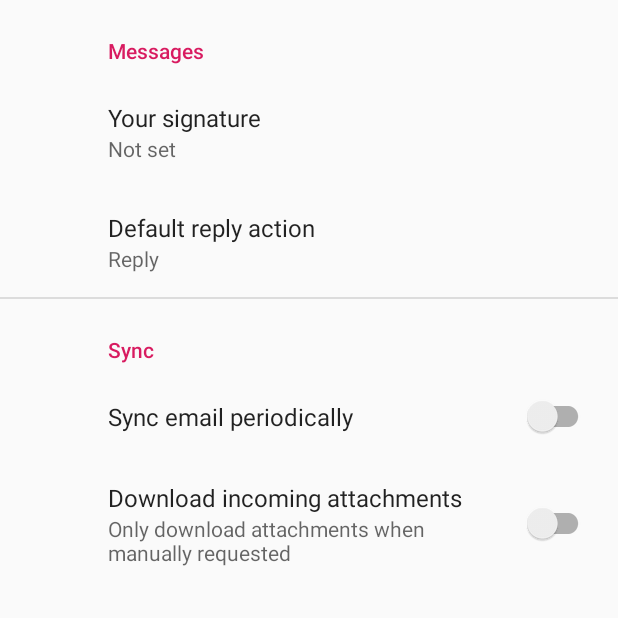
After one commit to jacob-lcs/awesome-curriculum-android, an Android app: the SettingsActivity screen opened directly, with no data from a screen before it, on a phone screen of 412 x 824 dp, the top half of it. The commit adds this screen. Run offline under Robolectric (Android 15) with nearby library versions, the phone set to English and light mode, and no system bars; our stand-ins replace androidx.preference.

Commit message:
:ok_hand: 暂存代码，下个版本去除tabbar

```diff
--- /dev/null
+++ b/app/src/main/java/com/example/awesomecurriculum/SettingsActivity.java
@@ -0,0 +1,31 @@
+package com.example.awesomecurriculum;
+
+import android.os.Bundle;
+
+import androidx.appcompat.app.ActionBar;
+import androidx.appcompat.app.AppCompatActivity;
+import androidx.preference.PreferenceFragmentCompat;
+
+public class SettingsActivity extends AppCompatActivity {
+
+    @Override
+    protected void onCreate(Bundle savedInstanceState) {
+        super.onCreate(savedInstanceState);
+        setContentView(R.layout.settings_activity);
+        getSupportFragmentManager()
+                .beginTransaction()
+                .replace(R.id.settings, new SettingsFragment())
+                .commit();
+        ActionBar actionBar = getSupportActionBar();
+        if (actionBar != null) {
+            actionBar.setDisplayHomeAsUpEnabled(true);
+        }
+    }
+
+    public static class SettingsFragment extends PreferenceFragmentCompat {
+        @Override
+        public void onCreatePreferences(Bundle savedInstanceState, String rootKey) {
+            setPreferencesFromResource(R.xml.root_preferences, rootKey);
+        }
+    }
+}
--- a/app/src/main/java/com/example/awesomecurriculum/ui/chat/ChatViewModel.java
+++ b/app/src/main/java/com/example/awesomecurriculum/ui/chat/ChatViewModel.java
@@ -10,7 +10,6 @@ public class ChatViewModel extends ViewModel {
 
     public ChatViewModel() {
         mText = new MutableLiveData<>();
-        mText.setValue("This is dashboard fragment");
     }
 
     public LiveData<String> getText() {
--- a/app/src/main/java/com/example/awesomecurriculum/ui/schedule/ScheduleViewModel.java
+++ b/app/src/main/java/com/example/awesomecurriculum/ui/schedule/ScheduleViewModel.java
@@ -12,7 +12,6 @@ public class ScheduleViewModel extends ViewModel {
 
     public ScheduleViewModel() {
         mText = new MutableLiveData<>();
-        mText.setValue("This is home fragment");
     }
 
     public LiveData<String> getText() {
--- /dev/null
+++ b/app/src/main/res/layout/settings_activity.xml
@@ -0,0 +1,9 @@
+<LinearLayout xmlns:android="http://schemas.android.com/apk/res/android"
+    android:layout_width="match_parent"
+    android:layout_height="match_parent">
+
+    <FrameLayout
+        android:id="@+id/settings"
+        android:layout_width="match_parent"
+        android:layout_height="match_parent" />
+</LinearLayout>
--- /dev/null
+++ b/app/src/main/res/values/arrays.xml
@@ -0,0 +1,12 @@
+<resources>
+    <!-- Reply Preference -->
+    <string-array name="reply_entries">
+        <item>Reply</item>
+        <item>Reply to all</item>
+    </string-array>
+
+    <string-array name="reply_values">
+        <item>reply</item>
+        <item>reply_all</item>
+    </string-array>
+</resources>
--- a/app/src/main/res/values/strings.xml
+++ b/app/src/main/res/values/strings.xml
@@ -11,4 +11,20 @@
     <string name="invalid_username">Not a valid username</string>
     <string name="invalid_password">Password must be >5 characters</string>
     <string name="login_failed">"Login failed"</string>
+    <string name="title_activity_settings">Settings</string>
+
+    <!-- Preference Titles -->
+    <string name="messages_header">Messages</string>
+    <string name="sync_header">Sync</string>
+
+    <!-- Messages Preferences -->
+    <string name="signature_title">Your signature</string>
+    <string name="reply_title">Default reply action</string>
+
+    <!-- Sync Preferences -->
+    <string name="sync_title">Sync email periodically</string>
+    <string name="attachment_title">Download incoming attachments</string>
+    <string name="attachment_summary_on">Automatically download attachments for incoming emails
+    </string>
+    <string name="attachment_summary_off">Only download attachments when manually requested</string>
 </resources>
--- a/app/src/main/res/values/styles.xml
+++ b/app/src/main/res/values/styles.xml
@@ -1,11 +1,12 @@
 <resources>
 
     <!-- Base application theme. -->
-    <style name="AppTheme" parent="Theme.AppCompat.Light.DarkActionBar">
-        <!-- Customize your theme here. -->
-        <item name="colorPrimary">@color/colorPrimary</item>
-        <item name="colorPrimaryDark">@color/colorPrimaryDark</item>
+    <style name="AppTheme" parent="Theme.AppCompat.Light.NoActionBar">
+        <item name="colorPrimary">@color/colorTransparent</item>
+        <item name="colorPrimaryDark">#FFFFFF</item>
         <item name="colorAccent">@color/colorAccent</item>
+        <item name="android:statusBarColor">@android:color/background_dark</item>
+        <item name="android:windowContentOverlay">@null</item>
     </style>
 
 </resources>
--- /dev/null
+++ b/app/src/main/res/xml/root_preferences.xml
@@ -0,0 +1,35 @@
+<PreferenceScreen xmlns:app="http://schemas.android.com/apk/res-auto">
+
+    <PreferenceCategory app:title="@string/messages_header">
+
+        <EditTextPreference
+            app:key="signature"
+            app:title="@string/signature_title"
+            app:useSimpleSummaryProvider="true" />
+
+        <ListPreference
+            app:defaultValue="reply"
+            app:entries="@array/reply_entries"
+            app:entryValues="@array/reply_values"
+            app:key="reply"
+            app:title="@string/reply_title"
+            app:useSimpleSummaryProvider="true" />
+
+    </PreferenceCategory>
+
+    <PreferenceCategory app:title="@string/sync_header">
+
+        <SwitchPreferenceCompat
+            app:key="sync"
+            app:title="@string/sync_title" />
+
+        <SwitchPreferenceCompat
+            app:dependency="sync"
+            app:key="attachment"
+            app:summaryOff="@string/attachment_summary_off"
+            app:summaryOn="@string/attachment_summary_on"
+            app:title="@string/attachment_title" />
+
+    </PreferenceCategory>
+
+</PreferenceScreen>
```
Also changed, not shown: app/src/main/java/com/example/awesomecurriculum/AddCourseActivity.java (added, +14 -0 lines), app/src/main/java/com/example/awesomecurriculum/data/model/Course.java (added, +91 -0 lines), app/src/main/java/com/example/awesomecurriculum/ui/schedule/ScheduleFragment.java (+9 -8 lines), app/src/main/java/com/example/awesomecurriculum/utils/DatabaseHelper.java (+13 -0 lines), app/src/main/res/layout/activity_add_course.xml (added, +10 -0 lines), app/src/main/res/layout/fragment_chat.xml (+10 -0 lines), app/src/main/res/layout/layout_actionbar.xml (added, +14 -0 lines), app/src/main/res/layout/layout_left_view.xml (added, +38 -0 lines), app/src/main/res/menu/menu_navigation.xml (added, +51 -0 lines).
